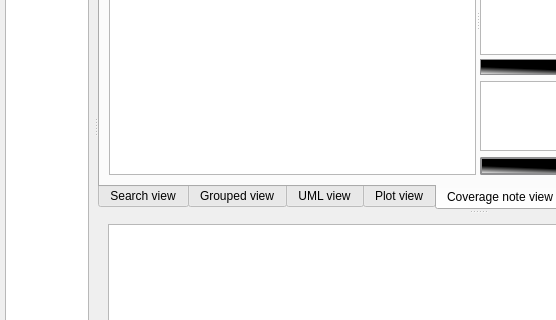
Qt form dltmessageanalyzerplugin/src/plugin/src/form.ui (svlad-90/DLT-Message-Analyzer) before a commit; both pictures show x 0 to 556 and y 146 to 466 of the 857 by 581 pixel window.
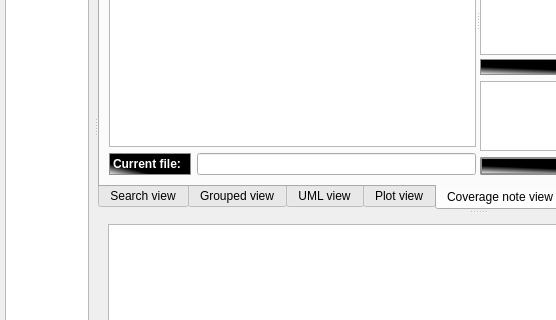
The same form after that commit. Custom widgets are drawn as their Qt base class.

Patch:
```diff
--- a/dltmessageanalyzerplugin/src/plugin/src/form.ui
+++ b/dltmessageanalyzerplugin/src/plugin/src/form.ui
@@ -603,7 +603,7 @@
                <enum>Qt::Horizontal</enum>
               </property>
               <widget class="QWidget" name="verticalLayoutWidget_7">
-               <layout class="QVBoxLayout" name="CNItemsLayout" stretch="0">
+               <layout class="QVBoxLayout" name="CNItemsLayout" stretch="0,0">
                 <property name="sizeConstraint">
                  <enum>QLayout::SetDefaultConstraint</enum>
                 </property>
@@ -618,7 +618,7 @@
                   <property name="sizePolicy">
                    <sizepolicy hsizetype="Preferred" vsizetype="Preferred">
                     <horstretch>0</horstretch>
-                    <verstretch>0</verstretch>
+                    <verstretch>5</verstretch>
                    </sizepolicy>
                   </property>
                   <property name="contextMenuPolicy">
@@ -635,6 +635,40 @@
                   </attribute>
                  </widget>
                 </item>
+                <item>
+                 <layout class="QHBoxLayout" name="CNCurrentFileLayout">
+                  <property name="leftMargin">
+                   <number>0</number>
+                  </property>
+                  <property name="topMargin">
+                   <number>0</number>
+                  </property>
+                  <item>
+                   <widget class="QLabel" name="CNCurrentFileLabel">
+                    <property name="font">
+                     <font>
+                      <weight>75</weight>
+                      <bold>true</bold>
+                     </font>
+                    </property>
+                    <property name="styleSheet">
+                     <string notr="true">QLabel {
+    border: 1px solid #8f8f91;
+    background-color: qlineargradient(spread:pad, x1:0.259, y1:0.720909, x2:0, y2:1, stop:0 rgba(0, 0, 0, 255), stop:1 rgba(255, 255, 255, 255));
+    min-width: 80px;
+	color: rgb(255, 255, 255);
+}</string>
+                    </property>
+                    <property name="text">
+                     <string>Current file:</string>
+                    </property>
+                   </widget>
+                  </item>
+                  <item>
+                   <widget class="QLineEdit" name="CNCurrentFileLineEdit"/>
+                  </item>
+                 </layout>
+                </item>
                </layout>
               </widget>
               <widget class="QSplitter" name="CNSplitter_2">
```
